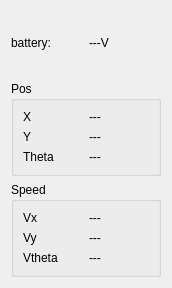
Qt form anatidae/ui/robot_status.ui (rustyducks/pygargue) before a commit.
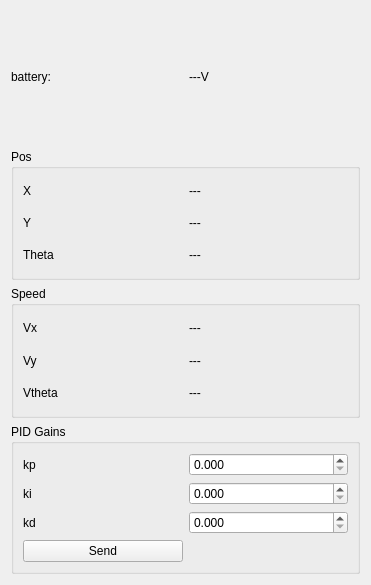
The same form after that commit.

Commit message: Add PidGains and do more wizard stuff.

```diff
--- a/anatidae/ui/robot_status.ui
+++ b/anatidae/ui/robot_status.ui
@@ -6,8 +6,8 @@
    <rect>
     <x>0</x>
     <y>0</y>
-    <width>172</width>
-    <height>288</height>
+    <width>371</width>
+    <height>585</height>
    </rect>
   </property>
   <property name="sizePolicy">
@@ -144,6 +144,64 @@
      </layout>
     </widget>
    </item>
+   <item>
+    <widget class="QGroupBox" name="groupBox_3">
+     <property name="title">
+      <string>PID Gains</string>
+     </property>
+     <layout class="QGridLayout" name="gridLayout_3">
+      <item row="0" column="0">
+       <widget class="QLabel" name="label">
+        <property name="text">
+         <string>kp</string>
+        </property>
+       </widget>
+      </item>
+      <item row="4" column="1">
+       <widget class="QDoubleSpinBox" name="kd_spin">
+        <property name="decimals">
+         <number>3</number>
+        </property>
+       </widget>
+      </item>
+      <item row="1" column="1">
+       <widget class="QDoubleSpinBox" name="ki_spin">
+        <property name="decimals">
+         <number>3</number>
+        </property>
+       </widget>
+      </item>
+      <item row="1" column="0">
+       <widget class="QLabel" name="label_7">
+        <property name="text">
+         <string>ki</string>
+        </property>
+       </widget>
+      </item>
+      <item row="0" column="1">
+       <widget class="QDoubleSpinBox" name="kp_spin">
+        <property name="decimals">
+         <number>3</number>
+        </property>
+       </widget>
+      </item>
+      <item row="4" column="0">
+       <widget class="QLabel" name="label_9">
+        <property name="text">
+         <string>kd</string>
+        </property>
+       </widget>
+      </item>
+      <item row="5" column="0">
+       <widget class="QPushButton" name="pid_gains_send_button">
+        <property name="text">
+         <string>Send</string>
+        </property>
+       </widget>
+      </item>
+     </layout>
+    </widget>
+   </item>
   </layout>
  </widget>
  <resources/>
```
The commit also changes 8 other files.
